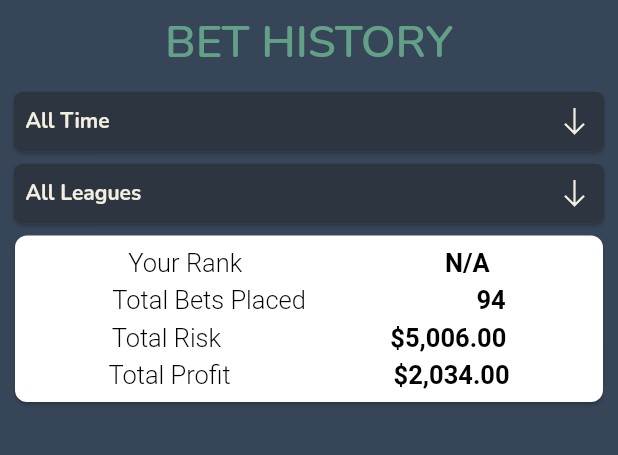
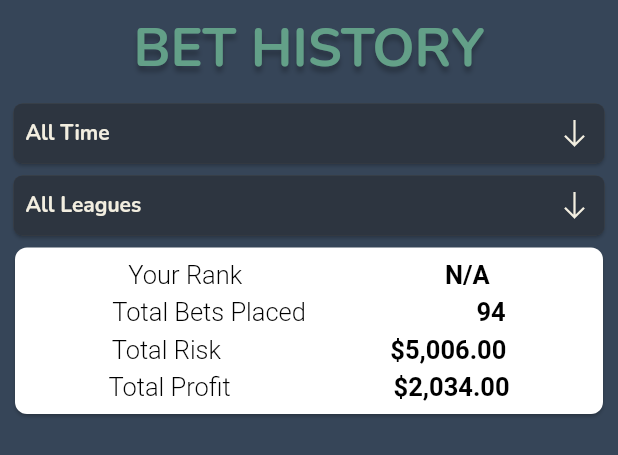
Before and after one commit to tedtop/vegas_lit_mvp_2, a Flutter app: the BetHistory widget shown alone on an empty page, opened directly, on a phone screen of 412 x 824 dp. Shown: the top 455 px of the screen. Run offline on Flutter 3.47's test engine with Material 2 defaults, Android fonts, the phone set to English and light mode, and no system bars; our stand-ins replace auto_size_text, bloc, cloud_firestore, dio, equatable, firebase_auth and 9 more; missing offline and left inert: very_good_analysis; accounts and stored records are empty.

Commit message:
Fixed bet slip box center, bet slip link top, lime color test, padding on bubble & drop shadow on title

```diff
--- a/lib/config/palette.dart
+++ b/lib/config/palette.dart
@@ -5,7 +5,7 @@ class Palette {
   static const lightGrey = Color(0xFF364558);
 
   static const cream = Color(0xFFF2EEE0);
-  static const lime = Color(0xFF52FF00);
+  // static const lime = Color(0xFF52FF00);
 
   static const green = Color(0xFF63A088);
   static const red = Color(0xFFCD5967);
--- a/lib/config/styles.dart
+++ b/lib/config/styles.dart
@@ -91,6 +91,13 @@ class Styles {
     fontSize: 36,
     color: Palette.green,
     fontWeight: FontWeight.bold,
+    shadows: <Shadow>[
+      Shadow(
+        offset: const Offset(0, 4.0),
+        blurRadius: 4.0,
+        color: const Color(0xFF000000).withOpacity(0.25),
+      ),
+    ],
   );
 
   static final smallFontLessBold = GoogleFonts.nunito(
--- a/lib/features/history/view/bet_history_page.dart
+++ b/lib/features/history/view/bet_history_page.dart
@@ -18,7 +18,7 @@ class BetHistory extends StatelessWidget {
                 padding: const EdgeInsets.all(8.0),
                 child: Text(
                   'BET HISTORY',
-                  style: Styles.headingLeaderboard,
+                  style: Styles.largeGreenBold,
                 ),
               ),
             ],
--- a/lib/features/home/view/home_page.dart
+++ b/lib/features/home/view/home_page.dart
@@ -75,7 +75,7 @@ class _HomePageState extends State<HomePage> {
         ),
         actions: [
           Padding(
-            padding: const EdgeInsets.only(right: 9.0, top: 9.0),
+            padding: const EdgeInsets.fromLTRB(0, 9, 10, 11),
             child: Container(
               width: 60,
               height: 60,
@@ -83,6 +83,8 @@ class _HomePageState extends State<HomePage> {
                 shape: CircleBorder(),
                 color: Palette.green,
               ),
+              child: Padding(
+                padding: const EdgeInsets.all(8.0),
                 child: Column(
                   mainAxisAlignment: MainAxisAlignment.center,
                   children: [
@@ -97,6 +99,7 @@ class _HomePageState extends State<HomePage> {
                       maxLines: 1,
                     ),
                   ],
+                ),
               ),
             ),
           ),
--- a/lib/features/leaderboard/view/leaderboard_page.dart
+++ b/lib/features/leaderboard/view/leaderboard_page.dart
@@ -41,7 +41,7 @@ class _LeaderboardState extends State<Leaderboard> {
   @override
   Widget build(BuildContext context) {
     return Container(
-      color: Palette.lightGrey,
+      color: Palette.darkGrey,
       child: Column(
         children: [
           Row(
@@ -51,7 +51,7 @@ class _LeaderboardState extends State<Leaderboard> {
                 padding: const EdgeInsets.all(8.0),
                 child: Text(
                   'LEADERBOARD',
-                  style: Styles.headingLeaderboard,
+                  style: Styles.largeGreenBold,
                 ),
               ),
             ],
--- a/lib/features/wager_button/view/wager_button_widget.dart
+++ b/lib/features/wager_button/view/wager_button_widget.dart
@@ -2,7 +2,6 @@ import 'package:auto_size_text/auto_size_text.dart';
 import 'package:flutter/material.dart';
 import 'package:google_fonts/google_fonts.dart';
 import 'package:vegas_lit/config/palette.dart';
-import 'package:vegas_lit/config/styles.dart';
 import 'package:flutter_bloc/flutter_bloc.dart';
 import 'package:vegas_lit/data/models/game.dart';
 import 'package:vegas_lit/features/slip/bet_slip.dart';
```
Also changed, not shown: lib/features/game_card/game_card.dart (+5 -3 lines), lib/features/slip/view/bet_slip_page.dart (+1 -11 lines), lib/features/slip_card/view/slip_card_widget.dart (+13 -23 lines). Lines whose indentation alone changed are shown as unchanged.
